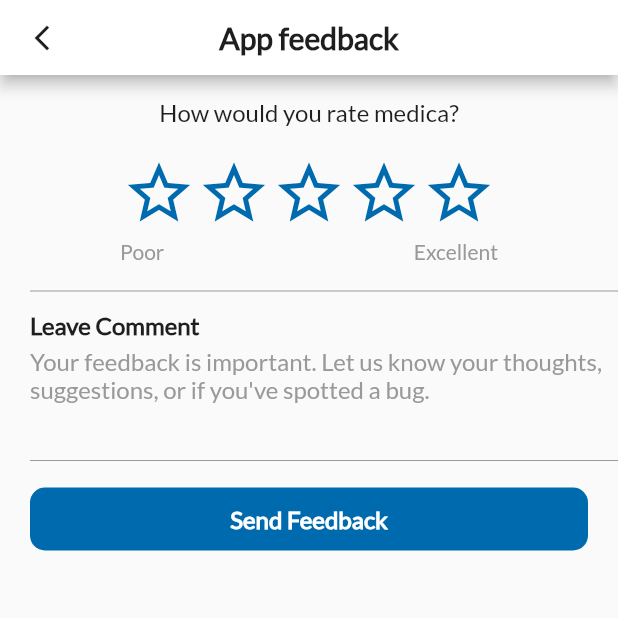
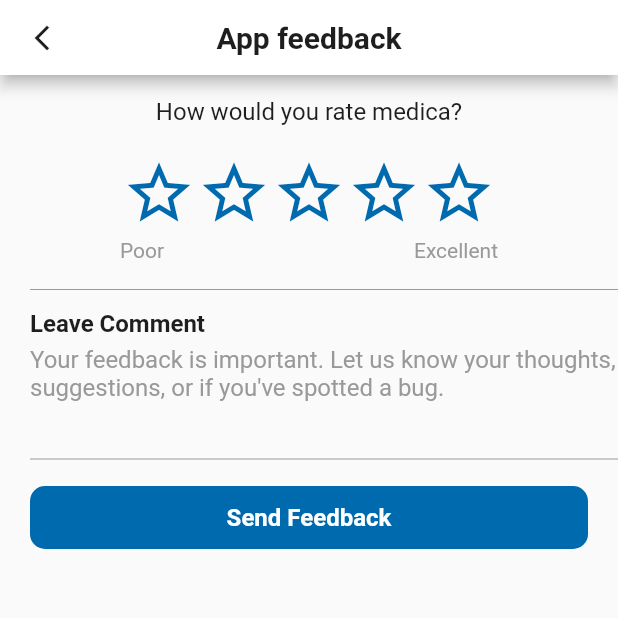
Before and after one commit to khaled365-code/oral_cancer_detection_app, a Flutter app: the FeedBackScreen screen opened by its route, on a phone screen of 412 x 824 dp, the top half of it. Run offline on Flutter 3.47's test engine with Material 2 defaults, Android fonts, the phone set to English and light mode, and no system bars; our stand-ins replace cached_network_image, dio, font_awesome_flutter, lottie, pinput; network calls fail.

Commit message:
adding news feature and editing text style file

```diff
--- a/lib/core/utilis/app_assets.dart
+++ b/lib/core/utilis/app_assets.dart
@@ -45,6 +45,7 @@ class AppAssets
   static const String doc4='assets/images/doc4.jpg';
   static const String uploadBackground='assets/images/uploadBackground.png';
   static const String empty='assets/images/empty.png';
+  static const String medicalNewsImg='assets/images/empty.png';
 
 
 
--- a/lib/core/utilis/app_colors.dart
+++ b/lib/core/utilis/app_colors.dart
@@ -15,6 +15,7 @@ class AppColors
    static const Color str=Color(0xffD9D9D9);
    static const Color settings=Color(0xffF5F5F5);
    static const Color background=Color(0xffffffff);
+   static const Color transparent=Colors.transparent;
 
 
 
--- a/lib/core/utilis/app_text_styles.dart
+++ b/lib/core/utilis/app_text_styles.dart
@@ -6,51 +6,88 @@ import 'app_colors.dart';
 
 
 class AppTextStyles
+
 {
+
+  static const TextStyle font10 = TextStyle(
+      fontSize: 10,
+      fontWeight: FontWeight.normal,
+      // fontFamily: 'poppins',
+      color: AppColors.black);
+  static const TextStyle font12 = TextStyle(
+      fontSize: 12,
+      fontWeight: FontWeight.w700,
+      // fontFamily: 'poppins',
+      color: AppColors.black);
+  static const TextStyle font14 = TextStyle(
+      fontSize: 14,
+      fontWeight: FontWeight.normal,
+      // fontFamily: 'poppins',
+      color: AppColors.black);
+  static const TextStyle font15 = TextStyle(
+      fontSize: 15,
+      // fontFamily: 'lato',
+      fontWeight: FontWeight.bold,
+      color: AppColors.black);
 
   static const TextStyle font16 = TextStyle(
       fontSize: 16,
-      fontFamily: 'lato',
+      // fontFamily: 'lato',
       fontWeight: FontWeight.bold,
+      color: AppColors.black);
+  static const TextStyle font17 = TextStyle(
+      fontSize: 17,
+      fontWeight: FontWeight.w600,
+      // fontFamily: 'urbanist',
+      color: AppColors.black);
+
+  static const TextStyle font18 = TextStyle(
+      fontSize: 18,
+      // fontFamily: 'lato',
+      fontWeight: FontWeight.w600,
       color: AppColors.black);
 
   static const TextStyle font20 = TextStyle(
       fontSize: 20,
       fontWeight: FontWeight.w700,
-      fontFamily: 'lato',
+      // fontFamily: 'lato',
+      color: AppColors.black);
+  static const TextStyle font22 = TextStyle(
+      fontSize: 22,
+      fontWeight: FontWeight.w700,
+      // fontFamily: 'lato',
       color: AppColors.black);
 
   static const TextStyle font24 = TextStyle(
       fontSize: 24 ,
       fontWeight: FontWeight.w700,
-      fontFamily: 'poppins',
-      color: AppColors.white);
-
-
-  static const TextStyle font17 = TextStyle(
-      fontSize: 17,
-      fontWeight: FontWeight.w600,
-      fontFamily: 'urbanist',
+      // fontFamily: 'poppins',
+      color: AppColors.black);
+  static const TextStyle font26 = TextStyle(
+      fontSize: 26 ,
+      fontWeight: FontWeight.w700,
+      // fontFamily: 'poppins',
+      color: AppColors.black);
+  static const TextStyle font28 = TextStyle(
+      fontSize: 28 ,
+      fontWeight: FontWeight.w700,
+      // fontFamily: 'poppins',
+      color: AppColors.black);
+    static const TextStyle font30 = TextStyle(
+      fontSize: 30 ,
+      fontWeight: FontWeight.w700,
+      // fontFamily: 'poppins',
       color: AppColors.black);
 
-  static const TextStyle font14 = TextStyle(
-      fontSize: 14,
-      fontWeight: FontWeight.w700,
-      fontFamily: 'lato',
-      color: AppColors.white);
   static const TextStyle font32 = TextStyle(
       fontSize: 32,
       fontWeight: FontWeight.w700,
-      fontFamily: 'lato',
+      // fontFamily: 'lato',
       color: AppColors.black);
   static const TextStyle font36 = TextStyle(
       fontSize: 36,
       fontWeight: FontWeight.w700,
-      fontFamily: 'lato',
+      // fontFamily: 'lato',
       color: AppColors.black);
-  static const TextStyle font12 = TextStyle(
-      fontSize: 12,
-      fontWeight: FontWeight.w700,
-      fontFamily: 'poppins',
-      color: AppColors.black);
+
 }
--- a/lib/features/auth/presentation/views/login_screen.dart
+++ b/lib/features/auth/presentation/views/login_screen.dart
@@ -73,7 +73,8 @@ class _LoginPageState extends State<LoginPage> {
                             setState(() {});
                           },
                             icon: isSecured ? const Icon(Icons.visibility_off) :
-                            const Icon(Icons.visibility),),
+                            const Icon(Icons.visibility),
+                          ),
                         ),
                         const SizedBox(height: 8,),
                         TextButton(onPressed: () {
--- a/lib/main.dart
+++ b/lib/main.dart
@@ -16,6 +16,7 @@ class MyApp extends StatelessWidget {
   @override
   Widget build(BuildContext context) {
     return MaterialApp(
+      theme: ThemeData(textTheme: TextTheme()),
       locale: const Locale('en'),
       localizationsDelegates: const [
         S.delegate,
--- a/pubspec.yaml
+++ b/pubspec.yaml
@@ -44,6 +44,9 @@ dependencies:
   font_awesome_flutter: ^10.7.0
   pinput: ^3.0.0
   lottie: ^2.6.0
+  dio: ^5.3.3
+  url_launcher: ^6.0.10
+  cached_network_image: ^3.3.1
 
 
 
```
Also changed, not shown: lib/core/utilis/custom_app_bar.dart (added, +22 -0 lines), lib/features/community/presentation/screens/community_home.dart (+24 -24 lines), lib/features/home/data/manager/news_services.dart (added, +30 -0 lines), lib/features/home/data/models/news_model.dart (added, +8 -0 lines), lib/features/home/presentation/views/componants/news_card.dart (added, +64 -0 lines), lib/features/home/presentation/views/componants/news_listview.dart (added, +20 -0 lines), lib/features/home/presentation/views/home_screen.dart (+38 -2 lines), lib/features/home/presentation/views/news_screen.dart (+37 -4 lines), assets/images/medicalnews.jpg (added), pubspec.lock.
